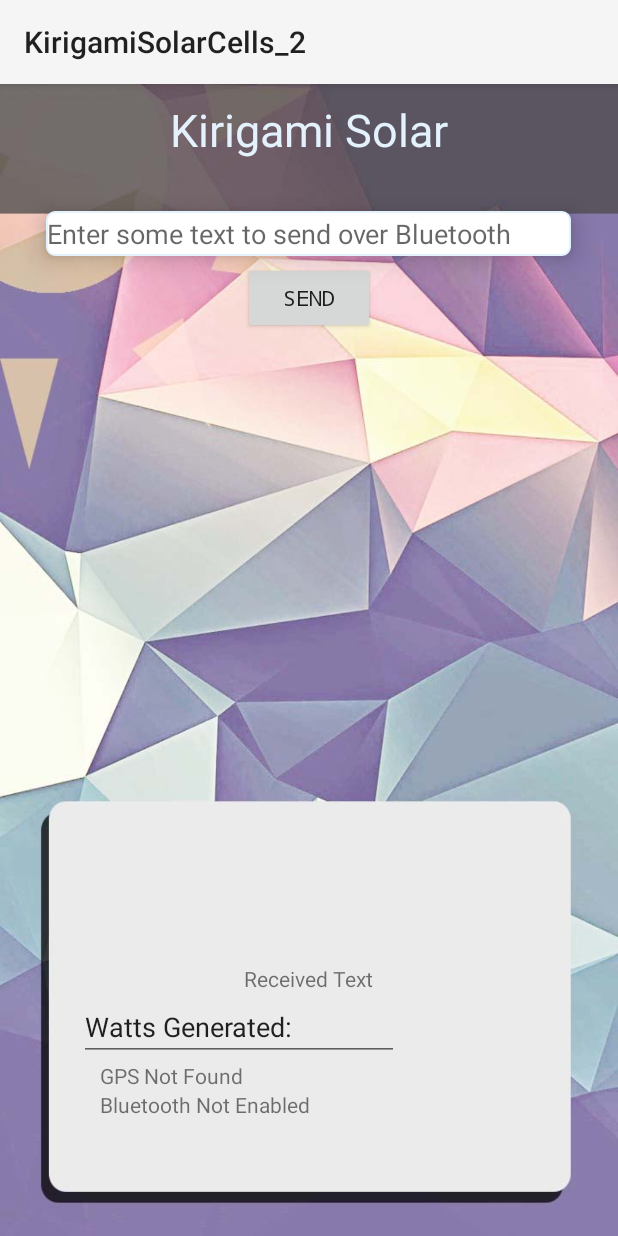
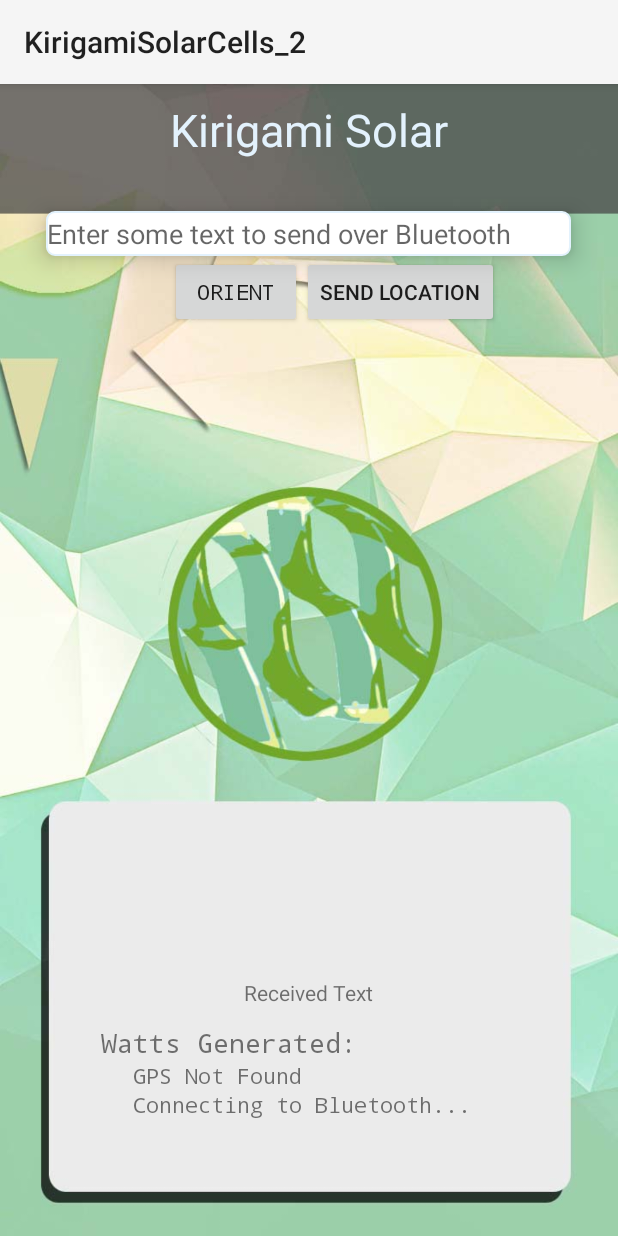
Before and after one commit to thematthewchen/KirigamiSolarCells_2, an Android app: the MainActivity screen opened directly, with no data from a screen before it, on a phone screen of 412 x 824 dp. Run offline under Robolectric (Android 15) with nearby library versions, the phone set to English and light mode, and no system bars.

Commit message:
Can send over GPS coordinates

```diff
--- a/app/build.gradle
+++ b/app/build.gradle
@@ -29,5 +29,6 @@ dependencies {
     compile 'com.android.support:appcompat-v7:25.3.0'
     compile 'com.android.support.constraint:constraint-layout:1.0.0-alpha9'
     compile 'de.hdodenhof:circleimageview:2.2.0'
+    compile 'com.google.android.gms:play-services-location:11.0.0'
     testCompile 'junit:junit:4.12'
 }
--- a/app/src/main/AndroidManifest.xml
+++ b/app/src/main/AndroidManifest.xml
@@ -5,6 +5,7 @@
     <uses-permission android:name="android.permission.BLUETOOTH" />
     <uses-permission android:name="android.permission.BLUETOOTH_ADMIN" />
     <uses-permission android:name="android.permission.ACCESS_COARSE_LOCATION" />
+    <uses-permission android:name="android.permission.ACCESS_FINE_LOCATION" />
 
     <application
         android:allowBackup="true"
--- a/app/src/main/java/com/example/kirigamisolarcells_2/MainActivity.java
+++ b/app/src/main/java/com/example/kirigamisolarcells_2/MainActivity.java
@@ -1,18 +1,26 @@
 package com.example.kirigamisolarcells_2;
 
+import android.Manifest;
 import android.bluetooth.BluetoothSocket;
 import android.content.BroadcastReceiver;
 import android.content.Context;
 import android.content.IntentFilter;
+import android.content.pm.PackageManager;
 import android.graphics.Paint;
 import android.graphics.Rect;
+import android.location.Location;
+import android.location.LocationListener;
+import android.location.LocationManager;
 import android.os.Handler;
 import android.os.Message;
 import android.support.constraint.solver.widgets.Rectangle;
+import android.support.v4.app.ActivityCompat;
+import android.support.v4.content.ContextCompat;
 import android.support.v7.app.AppCompatActivity;
 import android.os.Bundle;
 import android.util.Log;
 import android.view.View;
+import android.view.Window;
 import android.view.animation.Animation;
 import android.view.animation.AnimationUtils;
 import android.widget.Button;
@@ -23,6 +31,7 @@ import java.io.InputStream;
 import java.io.InterruptedIOException;
 import java.io.OutputStream;
 import java.io.UnsupportedEncodingException;
+import java.util.ArrayList;
 import java.util.Arrays;
 import java.util.Set;
 import java.util.UUID;
@@ -33,15 +42,29 @@ import android.content.Intent;
 import android.bluetooth.BluetoothAdapter;
 import android.bluetooth.BluetoothDevice;
 
-public class MainActivity extends AppCompatActivity {
+import com.google.android.gms.common.api.GoogleApiClient;
+import com.google.android.gms.location.FusedLocationProviderClient;
+import com.google.android.gms.location.LocationServices;
+import com.google.android.gms.tasks.OnSuccessListener;
 
-    Button btnSend;//Button variables for controls
+public class MainActivity extends AppCompatActivity{
+
+    protected LocationManager locationManager;
+    protected LocationListener locationListener;
+    protected Context context;
+    TextView txtLat;
+    String lat;
+    String provider;
+    protected String latitude,longitude;
+    protected boolean gps_enabled,network_enabled;
+    Button btnSend, locationbutton;//Button variables for controls
     private BluetoothAdapter myBluetooth = null;    //BluetoothAdapter variable to control bluetooth
     private Set<BluetoothDevice> pairedDevices;                      //Set variable for list of connected devices
     ConnectThread connection;
     ConnectedThread mConnectedThread;
     BluetoothDevice mDevice;
     private EditText userinput;
+    private FusedLocationProviderClient mFusedLocationClient;
     String mainText;
     //private Rect rect;
     //private Paint paint;
@@ -53,8 +76,10 @@ public class MainActivity extends AppCompatActivity {
     @Override
     protected void onCreate(Bundle savedInstanceState) {
         super.onCreate(savedInstanceState);
+        this.requestWindowFeature(Window.FEATURE_NO_TITLE);
         setContentView(R.layout.activity_main);
         btnSend = (Button)findViewById(R.id.buttonSend);
+        locationbutton = (Button)findViewById(R.id.khalid);
         myBluetooth = BluetoothAdapter.getDefaultAdapter();
         // Register for broadcasts when a device is discovered.
         IntentFilter filter = new IntentFilter(BluetoothDevice.ACTION_FOUND);
@@ -73,10 +98,9 @@ public class MainActivity extends AppCompatActivity {
             startActivityForResult(turnBTon,1);//REQUEST_ENABLE_BT = 1
         }
         else{
-            String temp = "Bluetooth Enabled";
-            ((TextView) findViewById(R.id.bluetoothtext)).setText(temp);
             Toast.makeText(getApplicationContext(), "Bluetooth Enabled", Toast.LENGTH_LONG).show();
         }
+        mFusedLocationClient = LocationServices.getFusedLocationProviderClient(this);
         pairedDevicesList();
     }
 
@@ -129,6 +153,41 @@ public class MainActivity extends AppCompatActivity {
         });
     }
 
+    //When 'Location' Button called
+    public void onClickLocation(View view) {
+        locationbutton.setOnClickListener(new View.OnClickListener() {
+            @Override
+            public void onClick(View v)
+            {
+                sendLocation();
+            }
+        });
+    }
+
+    public void sendLocation(){
+        try {
+            mFusedLocationClient.getLastLocation()
+                    .addOnSuccessListener(this, new OnSuccessListener<Location>() {
+                        @Override
+                        public void onSuccess(Location location) {
+                            // Got last known location. In some rare situations this can be null.
+                            if (location != null) {
+                                // Logic to handle location object
+                            }
+                            final double latitude = location.getLatitude();
+                            final double longitude = location.getLongitude();
+                            String status;
+                            status = latitude + "#" + longitude + "\0";
+                            mConnectedThread.write(status.getBytes());
+                        }
+                    });
+        } catch (SecurityException e) {
+            Toast.makeText(MainActivity.this, "Turn on Your Location To Orient the Solar Panels", Toast.LENGTH_SHORT).show();
+        }
+
+
+    }
+
     @Override
     protected void onDestroy() {
         super.onDestroy();
@@ -151,6 +210,7 @@ public class MainActivity extends AppCompatActivity {
         private final BluetoothSocket mmSocket;
         private final BluetoothDevice mmDevice;
         private ConnectedThread manage;
+        //private boolean isconnected = false;
 
         public ConnectThread(BluetoothDevice device) {
             // Use a temporary object that is later assigned to mmSocket
@@ -190,11 +250,13 @@ public class MainActivity extends AppCompatActivity {
                 } catch (IOException closeException) {
                     Log.e("CloseSocket", "Could not close the client socket", closeException);
                 }
+                //isconnected = false;
                 return;
             }
-
+            //isconnected = true;
             mConnectedThread = new ConnectedThread(mmSocket);
             mConnectedThread.start();
+
             // The connection attempt succeeded. Perform work associated with
             // the connection in a separate thread.
             //manageMyConnectedSocket(mmSocket, input);
@@ -354,6 +416,8 @@ public class MainActivity extends AppCompatActivity {
                     String readMessage = (String) msg.obj;
                     if(readMessage.length() > 0){
                         Toast.makeText(MainActivity.this, readMessage, Toast.LENGTH_SHORT).show();
+                        ((TextView) findViewById(R.id.receivedText)).setText(readMessage);
+                        //Toast.makeText(getApplicationContext(), readMessage, Toast.LENGTH_LONG).show();
                     }
                     /*if (msg.arg1 > 0) {
                         mainText += readMessage;
--- a/app/src/main/res/layout/activity_main.xml
+++ b/app/src/main/res/layout/activity_main.xml
@@ -3,7 +3,7 @@
     xmlns:app="http://schemas.android.com/apk/res-auto"
     xmlns:tools="http://schemas.android.com/tools"
     tools:context="com.example.kirigamisolarcells_2.MainActivity"
-    android:background="@drawable/k_pvgraphics2"
+    android:background="@drawable/k_pv3"
     android:layout_width="match_parent"
     android:layout_height="match_parent"
     tools:layout_editor_absoluteX="4dp"
@@ -26,55 +26,45 @@
         android:layout_height="wrap_content"
         android:elevation="24dp"
         android:onClick="onClickSend"
-        android:text="Send"
+        android:text="ORIENT"
         android:typeface="monospace"
-        android:layout_marginTop="34dp"
-        android:layout_alignTop="@+id/inputText"
-        android:layout_centerHorizontal="true" />
+        android:layout_below="@+id/inputText"
+        android:layout_alignLeft="@+id/title"
+        android:layout_alignStart="@+id/title" />
 
 
     <TextView
         android:id="@+id/receivedText"
         android:layout_width="wrap_content"
         android:layout_height="wrap_content"
+        android:layout_above="@+id/watts"
+        android:layout_centerHorizontal="true"
+
+        android:layout_marginBottom="11dp"
         android:clickable="false"
         android:text="Received Text"
-
-        tools:textSize="24sp"
-        android:layout_above="@+id/editText"
-        android:layout_centerHorizontal="true" />
-
-    <EditText
-        android:id="@+id/editText"
-        android:layout_width="wrap_content"
-        android:layout_height="wrap_content"
-        android:ems="10"
-        android:inputType="numberDecimal"
-        android:text="Watts Generated: "
-        android:layout_above="@+id/gpstext"
-        android:layout_alignLeft="@+id/inputText"
-        android:layout_alignStart="@+id/inputText"
-        android:layout_marginLeft="22dp"
-        android:layout_marginStart="22dp" />
+        tools:textSize="24sp" />
 
     <TextView
         android:id="@+id/gpstext"
         android:layout_width="wrap_content"
         android:layout_height="wrap_content"
         android:text="GPS Not Found"
+        android:typeface="monospace"
         android:layout_above="@+id/bluetoothtext"
-        android:layout_toLeftOf="@+id/buttonSend"
-        android:layout_toStartOf="@+id/buttonSend" />
+        android:layout_toLeftOf="@+id/khalid"
+        android:layout_toStartOf="@+id/khalid" />
 
     <TextView
         android:id="@+id/bluetoothtext"
         android:layout_width="wrap_content"
         android:layout_height="wrap_content"
-        android:text="Bluetooth Not Enabled"
+        android:layout_alignLeft="@+id/gpstext"
+        android:layout_alignParentBottom="true"
+        android:layout_alignStart="@+id/gpstext"
         android:layout_marginBottom="78dp"
-        android:layout_alignParentBottom="true"
-        android:layout_alignLeft="@+id/gpstext"
-        android:layout_alignStart="@+id/gpstext" />
+        android:text="Connecting to Bluetooth..."
+        android:typeface="monospace" />
 
     <TextView
         android:id="@+id/title"
@@ -87,5 +77,25 @@
         android:textColor="@color/colorAccent"
         android:textSize="30sp" />
 
+    <TextView
+        android:id="@+id/watts"
+        android:layout_width="wrap_content"
+        android:layout_height="wrap_content"
+        android:text="Watts Generated: "
+        android:textSize="18sp"
+        android:typeface="monospace"
+        android:layout_above="@+id/gpstext"
+        android:layout_alignRight="@+id/receivedText"
+        android:layout_alignEnd="@+id/receivedText" />
+
+    <Button
+        android:id="@+id/khalid"
+        android:layout_width="wrap_content"
+        android:layout_height="wrap_content"
+        android:layout_alignTop="@+id/buttonSend"
+        android:layout_toEndOf="@+id/buttonSend"
+        android:layout_toRightOf="@+id/buttonSend"
+        android:text="Send Location" />
+
 
 </RelativeLayout>
--- a/app/src/main/res/values/styles.xml
+++ b/app/src/main/res/values/styles.xml
@@ -1,8 +1,9 @@
 <resources>
 
     <!-- Base application theme. -->
-    <style name="AppTheme" parent="Theme.AppCompat.Light.NoActionBar">
+    <style name="AppTheme" parent="@android:style/Theme.NoTitleBar">
         <!-- Customize your theme here. -->
+        <item name="android:windowNoTitle">true</item>
         <item name="colorPrimary">@color/colorPrimary</item>
         <item name="colorPrimaryDark">@color/colorPrimaryDark</item>
         <item name="colorAccent">@color/colorAccent</item>
```
Also changed, not shown: app/src/main/res/drawable/k_pv3.jpg (added).
